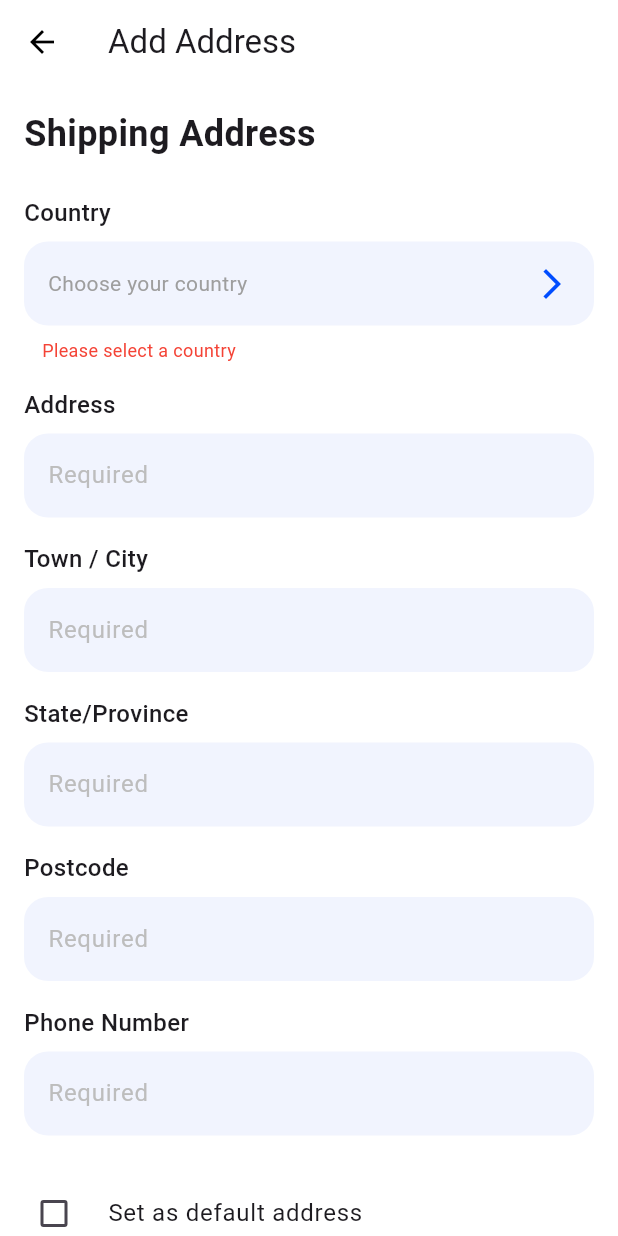
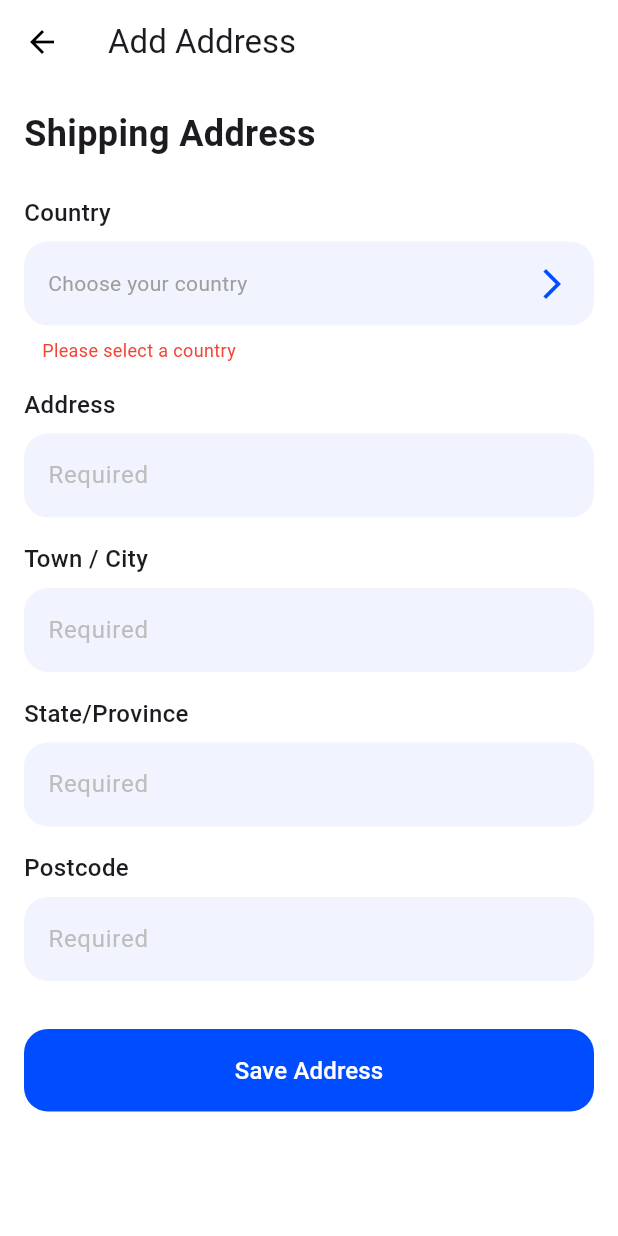
Before and after one commit to JosePabloSG/quickstore_app, a Flutter app: the AddAddressScreen screen opened directly, on a phone screen of 412 x 824 dp. Run offline on Flutter 3.47's test engine with Material 3 defaults, Android fonts, the phone set to English and light mode, and no system bars; our stand-ins replace cached_network_image, cloud_firestore, country_picker, dio, firebase_auth, firebase_core and 5 more; accounts and stored records are empty; network calls fail.

Commit message:
refactor: Remove isDefault property from Address model and related logic

```diff
--- a/lib/models/user_model.dart
+++ b/lib/models/user_model.dart
@@ -97,7 +97,6 @@ class Address {
   final String state;
   final String zipCode;
   final String country;
-  final bool isDefault;
   final String? label;
 
   Address({
@@ -107,7 +106,6 @@ class Address {
     required this.state,
     required this.zipCode,
     required this.country,
-    this.isDefault = false,
     this.label,
   });
 
@@ -119,7 +117,6 @@ class Address {
       'state': state,
       'zipCode': zipCode,
       'country': country,
-      'isDefault': isDefault,
       'label': label,
     };
   }
@@ -132,7 +129,6 @@ class Address {
       state: map['state'],
       zipCode: map['zipCode'],
       country: map['country'],
-      isDefault: map['isDefault'] ?? false,
       label: map['label'],
     );
   }
--- a/lib/screens/add_address_screen.dart
+++ b/lib/screens/add_address_screen.dart
@@ -21,10 +21,8 @@ class _AddAddressScreenState extends State<AddAddressScreen> {
   final _cityController = TextEditingController();
   final _stateController = TextEditingController();
   final _zipCodeController = TextEditingController();
-  final _phoneController = TextEditingController();
 
   String _selectedCountry = '';
-  bool _isDefault = false;
   bool _isLoading = false;
 
   @override
@@ -39,7 +37,6 @@ class _AddAddressScreenState extends State<AddAddressScreen> {
       _stateController.text = address.state;
       _zipCodeController.text = address.zipCode;
       _selectedCountry = address.country;
-      _isDefault = address.isDefault;
     }
   }
 
@@ -49,7 +46,6 @@ class _AddAddressScreenState extends State<AddAddressScreen> {
     _cityController.dispose();
     _stateController.dispose();
     _zipCodeController.dispose();
-    _phoneController.dispose();
     super.dispose();
   }
 
@@ -69,7 +65,6 @@ class _AddAddressScreenState extends State<AddAddressScreen> {
           state: _stateController.text.trim(),
           zipCode: _zipCodeController.text.trim(),
           country: _selectedCountry,
-          isDefault: _isDefault,
           label: 'Home', // Por defecto usamos "Home", podría ser personalizable
         );
 
@@ -315,50 +310,6 @@ class _AddAddressScreenState extends State<AddAddressScreen> {
                 },
               ),
 
-              const SizedBox(height: 16),
-
-              // Número de teléfono
-              const Text(
-                'Phone Number',
-                style: TextStyle(fontSize: 16, fontWeight: FontWeight.w500),
-              ),
-              const SizedBox(height: 8),
-              TextFormField(
-                controller: _phoneController,
-                keyboardType: TextInputType.phone,
-                decoration: InputDecoration(
-                  hintText: 'Required',
-                  hintStyle: TextStyle(color: Colors.grey[400]),
-                  filled: true,
-                  fillColor: const Color(0xFFF1F4FE),
-                  border: OutlineInputBorder(
-                    borderRadius: BorderRadius.circular(16),
-                    borderSide: BorderSide.none,
-                  ),
-                ),
-                validator: (value) {
-                  if (value == null || value.trim().isEmpty) {
-                    return 'Please enter your phone number';
-                  }
-                  return null;
-                },
-              ),
-
-              const SizedBox(height: 24),
-
-              // Opción de dirección predeterminada
-              CheckboxListTile(
-                value: _isDefault,
-                onChanged: (value) {
-                  setState(() {
-                    _isDefault = value ?? false;
-                  });
-                },
-                title: const Text('Set as default address'),
-                controlAffinity: ListTileControlAffinity.leading,
-                contentPadding: EdgeInsets.zero,
-              ),
-
               const SizedBox(height: 32),
 
               // Botón de guardar
--- a/lib/services/shipping_address_service.dart
+++ b/lib/services/shipping_address_service.dart
@@ -22,7 +22,6 @@ class ShippingAddressService {
                 state: json['state'],
                 zipCode: json['zipCode'],
                 country: json['country'],
-                isDefault: json['isDefault'] ?? false,
                 label: json['label'],
               ),
             )
@@ -47,7 +46,6 @@ class ShippingAddressService {
           'state': address.state,
           'zipCode': address.zipCode,
           'country': address.country,
-          'isDefault': address.isDefault,
           'label': address.label,
         }),
       );
@@ -61,7 +59,6 @@ class ShippingAddressService {
           state: data['state'],
           zipCode: data['zipCode'],
           country: data['country'],
-          isDefault: data['isDefault'] ?? false,
           label: data['label'],
         );
       } else {
@@ -84,7 +81,6 @@ class ShippingAddressService {
           'state': address.state,
           'zipCode': address.zipCode,
           'country': address.country,
-          'isDefault': address.isDefault,
           'label': address.label,
         }),
       );
@@ -98,7 +94,6 @@ class ShippingAddressService {
           state: data['state'],
           zipCode: data['zipCode'],
           country: data['country'],
-          isDefault: data['isDefault'] ?? false,
           label: data['label'],
         );
       } else {
```
Also changed, not shown: lib/providers/user_provider.dart (+0 -42 lines), lib/providers/user_provider_new.dart (+0 -43 lines), lib/screens/shipping_address_screen.dart (+0 -26 lines).
